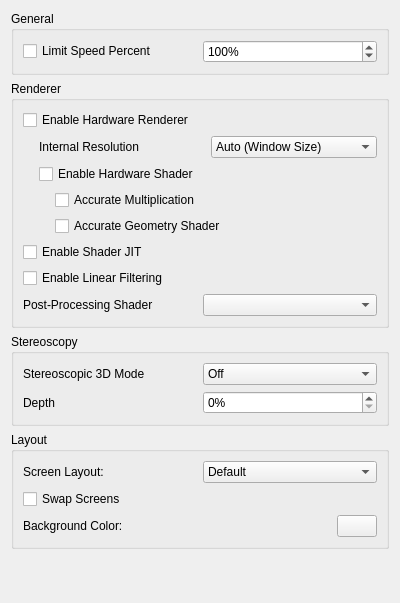
PabloMK7/citra, file src/citra_qt/configuration/configure_graphics.ui: the form before one commit.
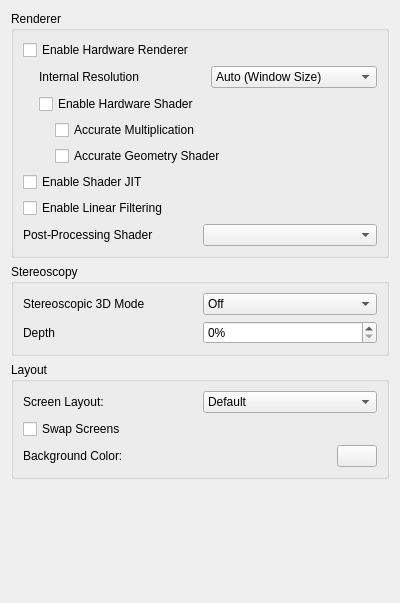
The form after the commit.

Commit message:
citra_qt/configure: move speed limiter to general (#4864)
The speed limiter being a frame limiter is an implmentation detail and can be changed in the future. What user care about is that it limit the emulation speed in genenral (not just graphics but also audio+input)

The edit to the form file:
```diff
--- a/src/citra_qt/configuration/configure_graphics.ui
+++ b/src/citra_qt/configuration/configure_graphics.ui
@@ -14,42 +14,6 @@
    <string>Form</string>
   </property>
   <layout class="QVBoxLayout" name="verticalLayout">
-   <item>
-    <widget class="QGroupBox" name="generalBox">
-     <property name="title">
-      <string>General</string>
-     </property>
-     <layout class="QVBoxLayout" name="verticalLayout_2">
-      <item>
-       <layout class="QHBoxLayout" name="horizontalLayout_2">
-        <item>
-         <widget class="QCheckBox" name="toggle_frame_limit">
-          <property name="text">
-           <string>Limit Speed Percent</string>
-          </property>
-         </widget>
-        </item>
-        <item>
-         <widget class="QSpinBox" name="frame_limit">
-          <property name="suffix">
-           <string>%</string>
-          </property>
-          <property name="minimum">
-           <number>1</number>
-          </property>
-          <property name="maximum">
-           <number>9999</number>
-          </property>
-          <property name="value">
-           <number>100</number>
-          </property>
-         </widget>
-        </item>
-       </layout>
-      </item>
-     </layout>
-    </widget>
-   </item>
    <item>
     <widget class="QGroupBox" name="rendererBox">
      <property name="title">
```
The commit also changes 3 other files.
